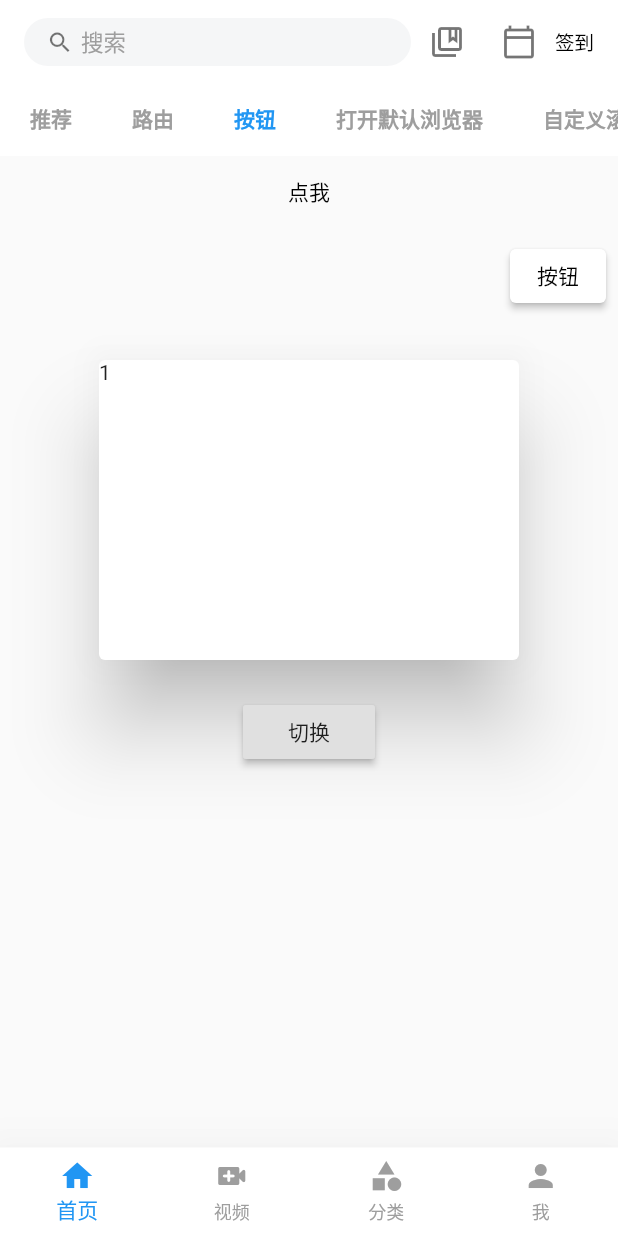
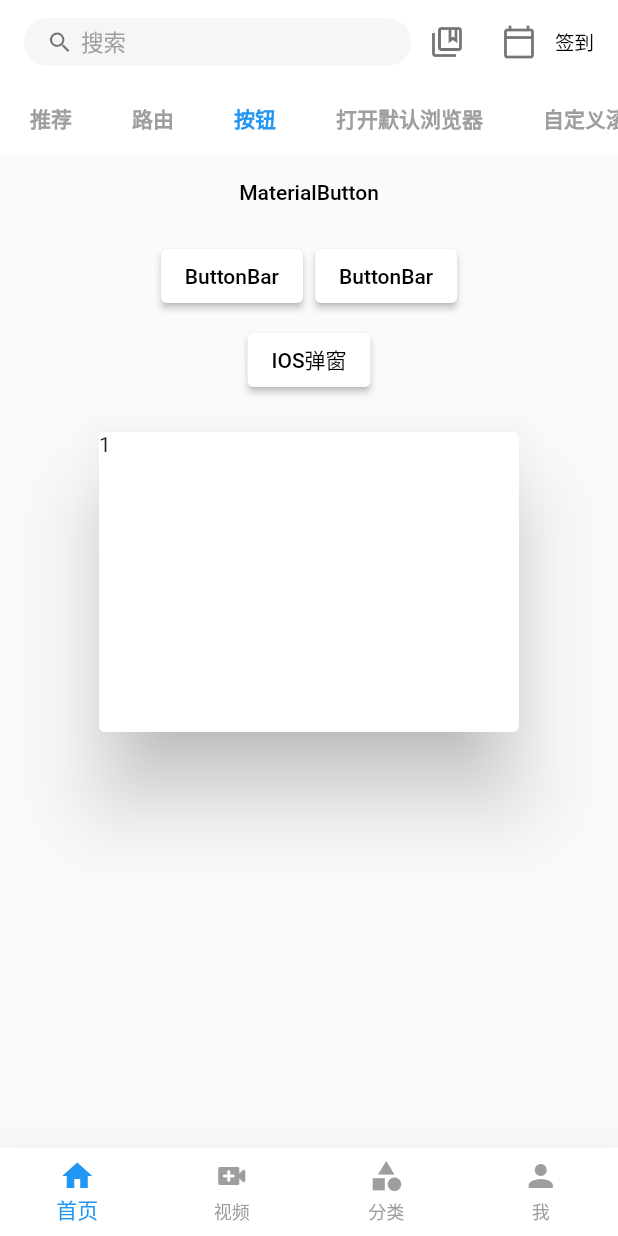
Before and after one commit to miniocean404-flutter/Flutter-Live, a Flutter app: the screen it shows after launch, tab 3 chosen, on a phone screen of 412 x 824 dp. Run offline on Flutter 3.47's test engine with Material 2 defaults, Android fonts, the phone set to English and light mode, and no system bars; our stand-ins replace dio, fluro, flutter_easyrefresh, flutter_screenutil, fluttertoast, image_picker and 3 more; network calls fail.

```diff
--- a/lib/components/common/ScrollBar.dart
+++ b/lib/components/common/ScrollBar.dart
@@ -10,7 +10,7 @@ class ScrollBar extends StatefulWidget {
 }
 
 class _ScrollBarState extends State<ScrollBar> {
-  double _alignmentY = 0;
+  double _alignmentY = -1;
   bool _handleScrollNotification(ScrollNotification notification) {
     final ScrollMetrics metrics = notification.metrics;
     print('滚动组件最大滚动距离:${metrics.maxScrollExtent}');
--- a/lib/views/home/TabPage/ClickAdd.dart
+++ b/lib/views/home/TabPage/ClickAdd.dart
@@ -15,14 +15,24 @@ class _ClickAddState extends State<ClickAdd> {
     return Container(
         child: Column(children: <Widget>[
       MaterialButton(
-        child: Text('点我'),
+        child: Text('MaterialButton'),
         textTheme: ButtonTextTheme.primary,
         onPressed: () => {},
       ),
       ButtonBar(
+        alignment: MainAxisAlignment.center,
         children: <Widget>[
           ElevatedButton(
-            child: Text('按钮'),
+            child: Text('ButtonBar'),
+            onPressed: () => {
+              setState(() => {print('你好')}),
+            },
+            style: ButtonStyle(
+                // backgroundColor: MaterialStateProperty.all(Colors.transparent),
+                ),
+          ),
+          ElevatedButton(
+            child: Text('ButtonBar'),
             onPressed: () => {
               setState(() => {print('你好')}),
             },
@@ -32,14 +42,8 @@ class _ClickAddState extends State<ClickAdd> {
           ),
         ],
       ),
-      Dialog(
-        child: Container(
-          height: 200,
-          child: Text('1'),
-        ),
-      ),
-      RaisedButton(
-        child: Text('切换'),
+      ElevatedButton(
+        child: Text('IOS弹窗'),
         onPressed: () {
           showCupertinoDialog(
               context: context,
@@ -50,17 +54,27 @@ class _ClickAddState extends State<ClickAdd> {
                   actions: <Widget>[
                     CupertinoDialogAction(
                       child: Text('取消'),
-                      onPressed: () {},
+                      onPressed: () {
+                        Navigator.of(context).pop('cancel');
+                      },
                     ),
                     CupertinoDialogAction(
                       child: Text('确认'),
-                      onPressed: () {},
+                      onPressed: () {
+                        Navigator.of(context).pop('ok');
+                      },
                     ),
                   ],
                 );
               });
         },
-      )
+      ),
+      Dialog(
+        child: Container(
+          height: 200,
+          child: Text('1'),
+        ),
+      ),
     ]));
   }
 }
```
Also changed, not shown: lib/components/common/swiper.dart (+55 -13 lines).
